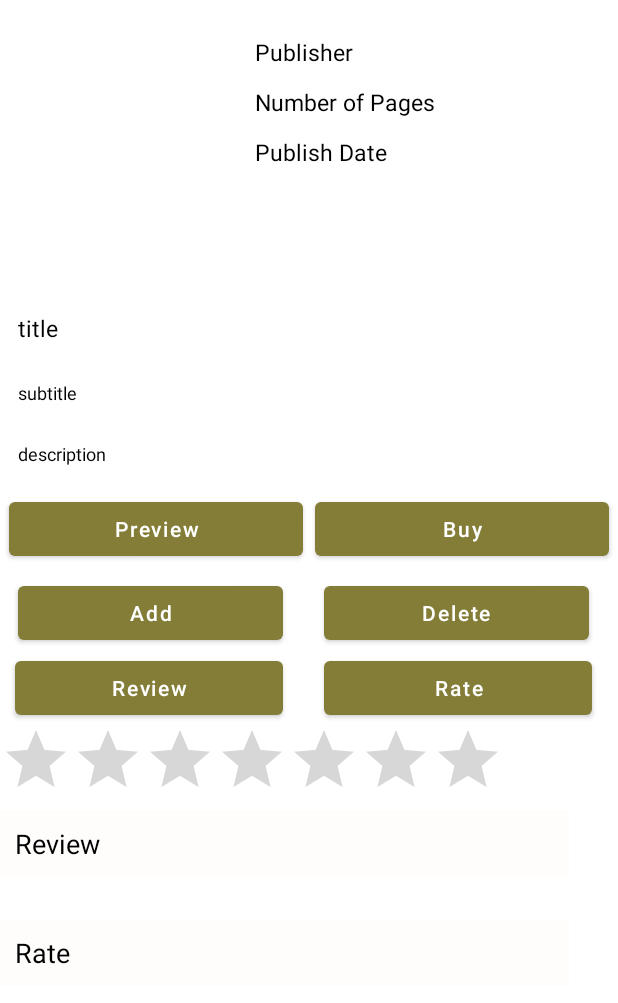
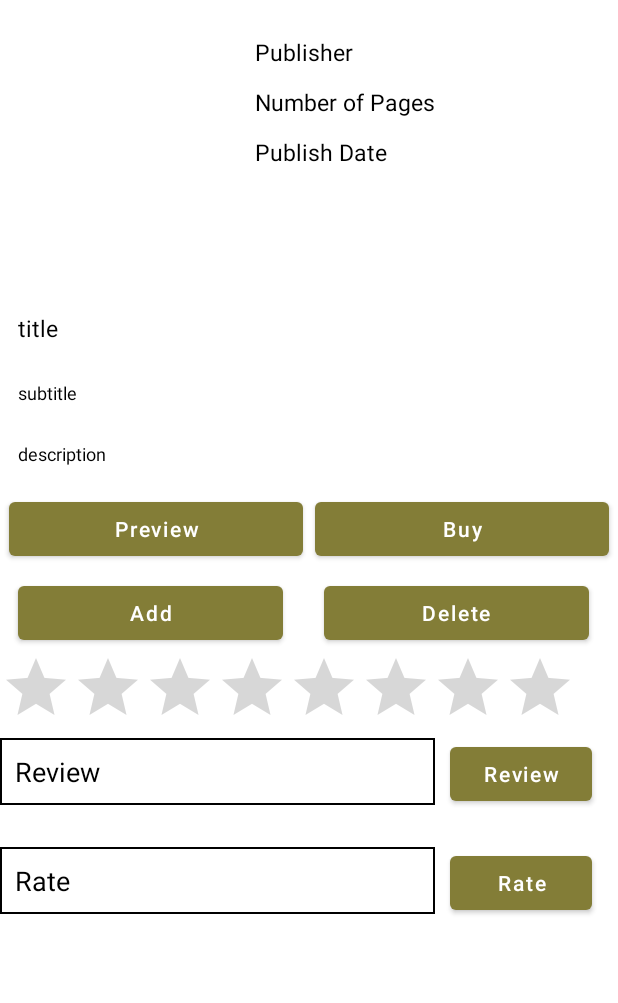
Before and after one commit to ivaperma/myFavBook, an Android app: the layout activity_book_details.xml on its own in the app's theme, with its tools: preview values and no code run, on a phone screen of 412 x 824 dp. Shown: the top 1003 px of the screen. Run offline under Robolectric (Android 15) with nearby library versions, the phone set to English and light mode, and no system bars.

Commit message:
change buttons review and rate

```diff
--- /dev/null
+++ b/app/src/main/res/drawable/border.xml
@@ -0,0 +1,15 @@
+<?xml version="1.0" encoding="utf-8"?>
+<shape xmlns:android="http://schemas.android.com/apk/res/android">
+    <stroke
+        android:width="1dp"
+        android:color="@color/black" />
+    <solid
+        android:color="#00FFFFFF"
+        android:paddingLeft="10dp"
+        android:paddingTop="10dp"/>
+    <padding
+        android:left="10dp"
+        android:top="10dp"
+        android:right="10dp"
+        android:bottom="10dp" />
+</shape>
--- a/app/src/main/res/layout/activity_book_details.xml
+++ b/app/src/main/res/layout/activity_book_details.xml
@@ -160,6 +160,17 @@
 
         <LinearLayout
             android:layout_width="match_parent"
+            android:layout_height="match_parent">
+
+            <RatingBar
+                android:id="@+id/simpleRatingBar"
+                android:layout_width="wrap_content"
+                android:layout_height="wrap_content"
+                android:numStars="8"
+                /><!-- number of stars to be displayed--></LinearLayout>
+
+        <LinearLayout
+            android:layout_width="match_parent"
             android:layout_height="wrap_content"
             android:layout_margin="0dp"
             android:orientation="horizontal"
@@ -167,15 +178,60 @@
 
             <!--button for adding review to book-->
 
+
+        </LinearLayout>
+
+
+        <LinearLayout
+            android:layout_width="match_parent"
+            android:layout_height="match_parent">
+
+
+            <EditText
+                android:id="@+id/review"
+                android:layout_width="290dp"
+                android:layout_height="wrap_content"
+                android:layout_marginBottom="28dp"
+                android:background="@drawable/border"
+                android:ems="10"
+                android:hint="@string/review"
+                android:inputType="textPersonName"
+                android:padding="10dp"
+                android:textColor="#000000"
+                android:textColorHint="#000000"
+                />
+
             <Button
                 android:id="@+id/idBtnReview"
-                android:layout_width="386dp"
+                android:layout_width="131dp"
                 android:layout_height="wrap_content"
                 android:layout_marginLeft="10dp"
                 android:layout_marginRight="17dp"
                 android:layout_weight="1"
                 android:text="Review"
                 android:textAllCaps="false" />
+
+
+        </LinearLayout>
+
+
+
+        <LinearLayout
+            android:layout_width="match_parent"
+            android:layout_height="match_parent">
+
+            <EditText
+                android:id="@+id/rate"
+                android:layout_width="290dp"
+                android:layout_height="wrap_content"
+                android:layout_marginBottom="28dp"
+                android:background="@drawable/border"
+                android:ems="10"
+                android:hint="@string/rate"
+                android:inputType="textPersonName"
+                android:padding="10dp"
+                android:textColor="#000000"
+                android:textColorHint="#000000" />
 
             <Button
                 android:id="@+id/idBtnRate"
@@ -185,57 +241,7 @@
                 android:layout_marginRight="17dp"
                 android:layout_weight="1"
                 android:text="Rate"
-                android:textAllCaps="false"/>
-
-
-        </LinearLayout>
-        <LinearLayout
-            android:layout_width="match_parent"
-            android:layout_height="match_parent">
-
-            <RatingBar
-            android:id="@+id/simpleRatingBar"
-            android:layout_width="wrap_content"
-            android:layout_height="wrap_content"
-            android:numStars="7"
-                /><!-- number of stars to be displayed--></LinearLayout>
-
-        <LinearLayout
-            android:layout_width="match_parent"
-            android:layout_height="match_parent">
-
-
-            <EditText
-                android:id="@+id/review"
-                android:layout_width="379dp"
-                android:layout_height="wrap_content"
-                android:layout_marginBottom="28dp"
-                android:background="#FFFCFC"
-                android:ems="10"
-                android:hint="Review"
-                android:inputType="textPersonName"
-                android:padding="10dp"
-                android:textColor="#000000"
-                android:textColorHint="#000000"
-                 />
-        </LinearLayout>
-
-        <LinearLayout
-            android:layout_width="match_parent"
-            android:layout_height="match_parent">
-            <EditText
-                android:id="@+id/rate"
-                android:layout_width="379dp"
-                android:layout_height="wrap_content"
-                android:layout_marginBottom="28dp"
-                android:background="#FFFCFC"
-                android:ems="10"
-                android:hint="Rate"
-                android:inputType="textPersonName"
-                android:padding="10dp"
-                android:textColor="#000000"
-                android:textColorHint="#000000"
-                />
+                android:textAllCaps="false" />
         </LinearLayout>
 
 
--- a/app/src/main/res/values/strings.xml
+++ b/app/src/main/res/values/strings.xml
@@ -17,4 +17,6 @@
     <string name="previous">Previous</string>
     <string name="title_activity_friends">Friends</string>
     <string name="logout">Logout</string>
+    <string name="rate">Rate</string>
+    <string name="review">Review</string>
 </resources>
```
